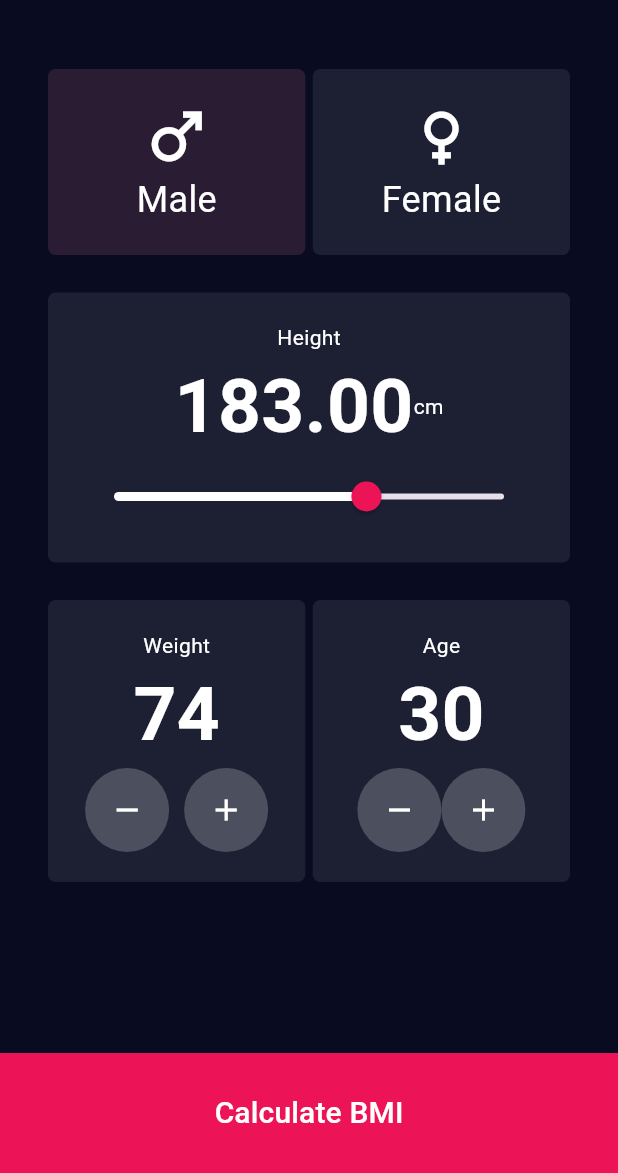
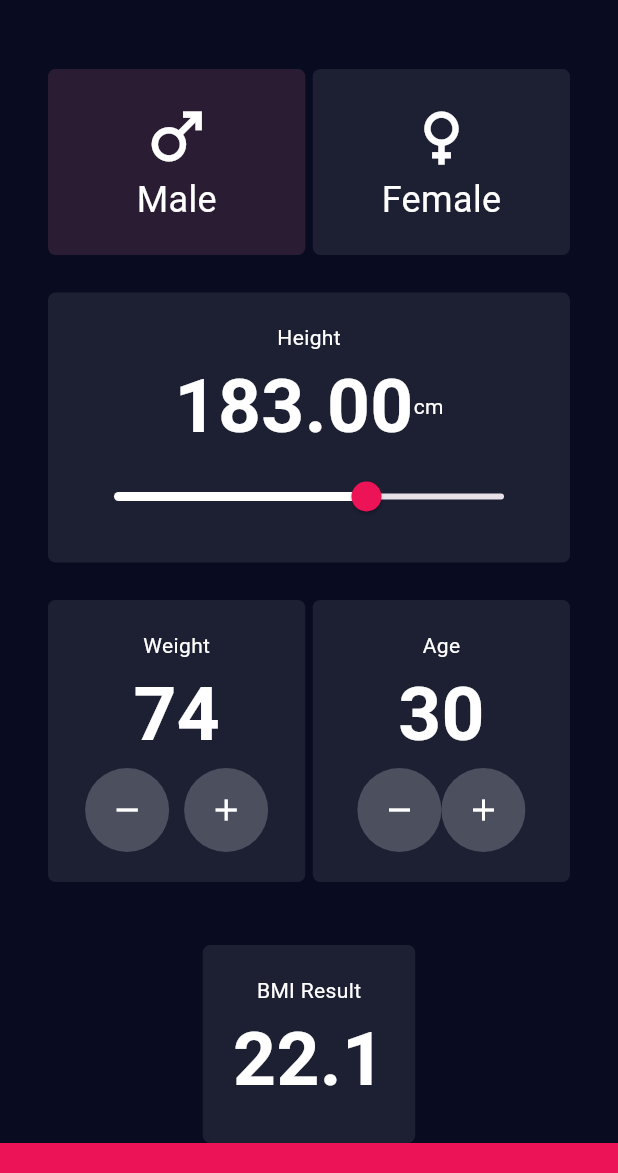
Before and after one commit to thamara2X1/BMI-Calculator, a Flutter app: the screen it shows after launch, after a tap on "Calculate BMI", on a phone screen of 412 x 824 dp, the part 63-1236 px from its top. Run offline on Flutter 3.47's test engine with Material 3 defaults, Android fonts, the phone set to English and light mode, and no system bars.

Commit message:
5th commit

```diff
--- a/lib/bmi_calculator.dart
+++ b/lib/bmi_calculator.dart
@@ -13,6 +13,12 @@ class _BMICalculatorPageState extends State<BMICalculatorPage> {
   double height = 183;
   int weight = 74;
   int age = 30;
+  double bmi = 0;
+
+  double calculateBMI({required weight, required height}) {
+    return weight / (height / 100 * height / 100);
+  }
+
   @override
   Widget build(BuildContext context) {
     return Scaffold(
@@ -289,8 +295,25 @@ class _BMICalculatorPageState extends State<BMICalculatorPage> {
                 ),
               ),
             ),
-            SizedBox(height: 25),
-            Spacer(),
+            SizedBox(height: 10),
+            Container(
+              decoration: kTileBorderDecoration,
+              padding: const EdgeInsets.all(20),
+              child: Column(
+                children: [
+                  Text("BMI Result", style: TextStyle(color: kActiveTextColor)),
+                  Text(
+                    bmi.toStringAsFixed(1),
+                    style: TextStyle(
+                      color: kActiveTextColor,
+                      fontSize: 50,
+                      fontWeight: FontWeight.bold,
+                    ),
+                  ),
+                ],
+              ),
+            ),
+            const Spacer(),
             Row(
               children: [
                 Expanded(
@@ -301,7 +324,12 @@ class _BMICalculatorPageState extends State<BMICalculatorPage> {
                       shape: const RoundedRectangleBorder(),
                       minimumSize: Size(double.infinity, 80),
                     ),
-                    onPressed: () {},
+                    onPressed: () {
+                      final bmi = calculateBMI(weight: weight, height: height);
+                      setState(() {
+                        this.bmi = bmi;
+                      });
+                    },
                     child: const Text(
                       'Calculate BMI',
                       style: TextStyle(fontSize: 20),
```
